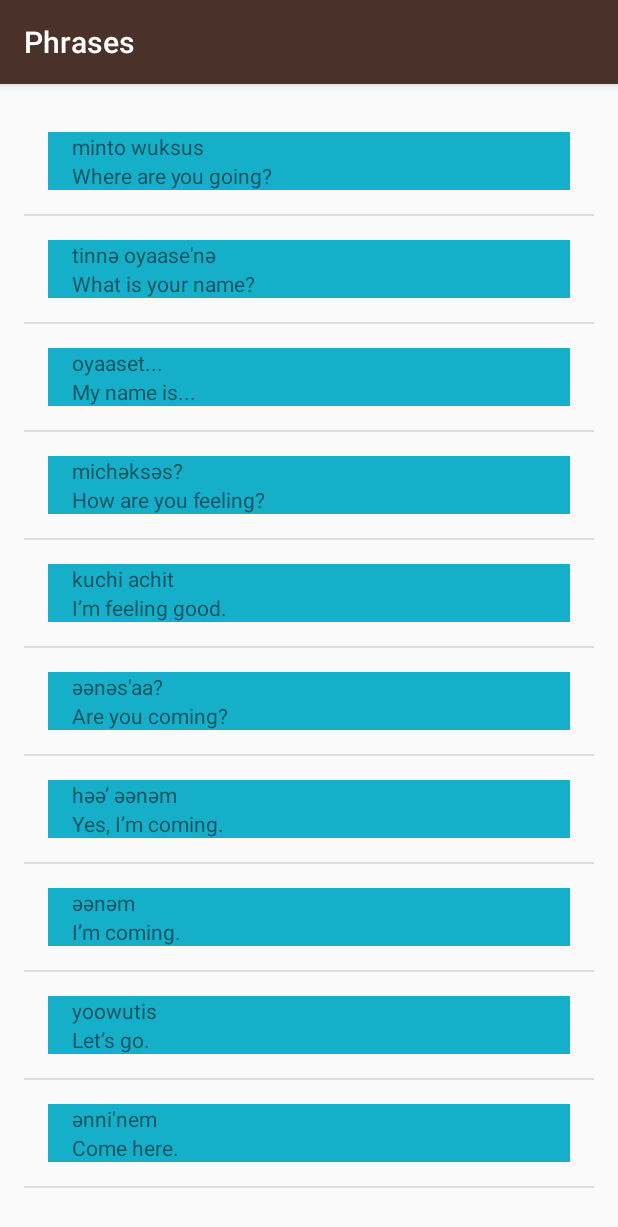
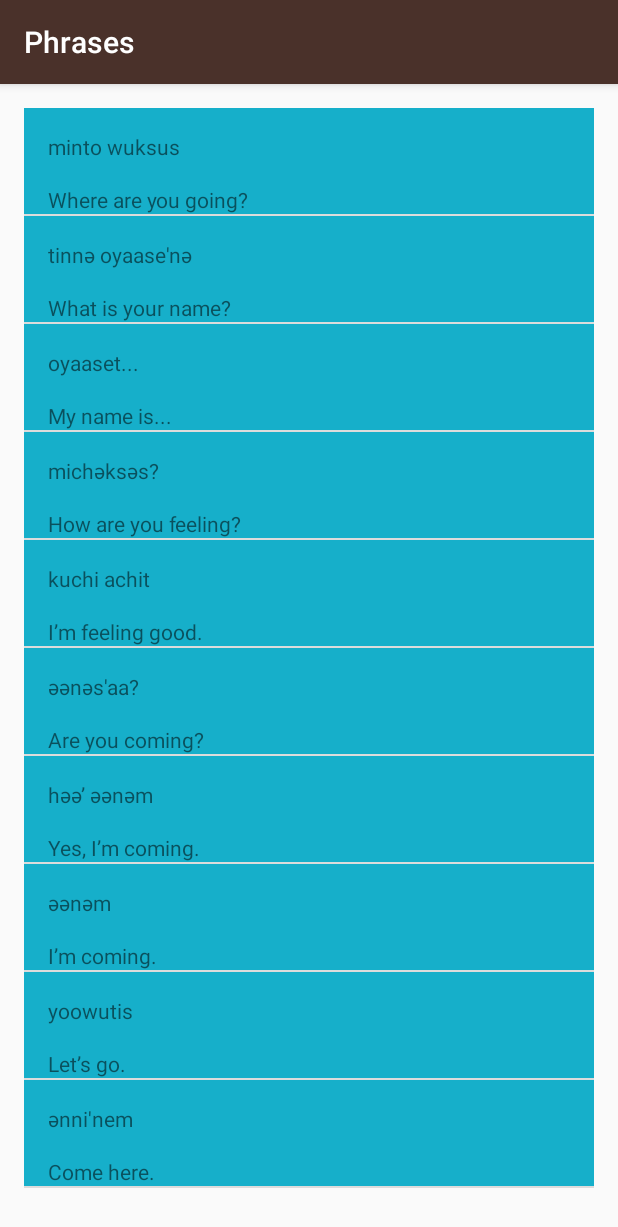
Before and after one commit to thedeadline/ud839_Miwok, an Android app: the PhrasesActivity screen opened directly, with no data from a screen before it, on a phone screen of 412 x 824 dp. Shown: the top 1227 px of the screen. Run offline under Robolectric (Android 15) with nearby library versions, the phone set to English and light mode, and no system bars.

Commit message:
Fix padding.

```diff
--- a/app/src/main/java/com/example/android/miwok/WordAdapter.java
+++ b/app/src/main/java/com/example/android/miwok/WordAdapter.java
@@ -23,14 +23,13 @@ public class WordAdapter extends ArrayAdapter<Word> {
      *
      * @param context the context
      * @param words   the words
-     *
+     * @param mColorResourceId the color resource ID
      */
     private int mColorResourceId;
 
     public WordAdapter(Context context, ArrayList<Word> words, int colorResourceId) {
         super(context, 0, words);
         mColorResourceId = colorResourceId;
-
     }
 
     /**
@@ -76,7 +75,6 @@ public class WordAdapter extends ArrayAdapter<Word> {
         LinearLayout textContainer = (LinearLayout) listItemView.findViewById(R.id.textContainer);
         //set bg color of text container view to the color that the resource ID maps to
         textContainer.setBackgroundColor(ContextCompat.getColor(getContext(),mColorResourceId));
-
         // Return the whole list item layout (containing 2 TextViews and ImageView)
         // so that it can be shown in the ListView
         return listItemView;
--- a/app/src/main/res/layout/list_item.xml
+++ b/app/src/main/res/layout/list_item.xml
@@ -3,7 +3,6 @@
     xmlns:tools="http://schemas.android.com/tools"
     android:orientation="horizontal"
     android:layout_width="match_parent"
-    android:padding="16dp"
     android:layout_height="match_parent"
     >
     <ImageView
@@ -15,19 +14,22 @@
         android:layout_height="match_parent"
         android:layout_width="match_parent"
         android:orientation="vertical"
-        android:paddingLeft="16dp"
         android:id="@+id/textContainer">
 
     <TextView
         android:layout_width="match_parent"
         android:layout_height="wrap_content"
         tools:text="Miwok"
-        android:id="@+id/miwokTextView" />
+        android:id="@+id/miwokTextView"
+        android:paddingTop="16dp"
+        android:paddingLeft="16dp"/>
 
     <TextView
         android:layout_width="match_parent"
         android:layout_height="wrap_content"
         tools:text="default"
-        android:id="@+id/defaultTextView" />
+        android:id="@+id/defaultTextView"
+        android:paddingTop="16dp"
+        android:paddingLeft="16dp"/>
     </LinearLayout>
 </LinearLayout>
```
